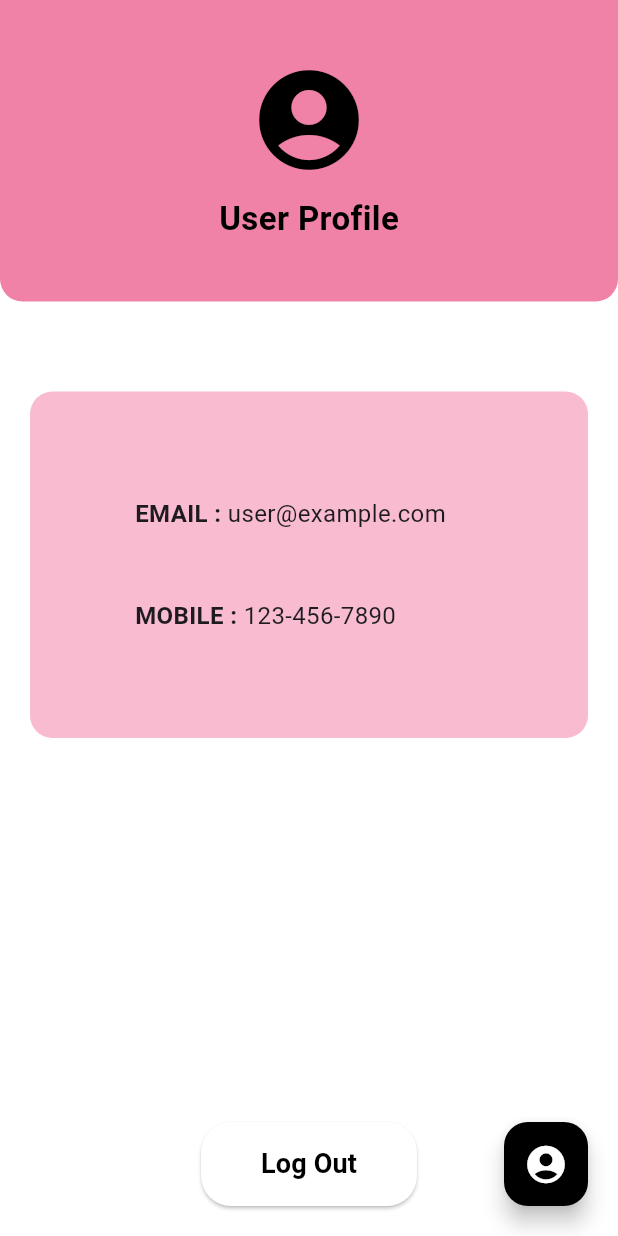
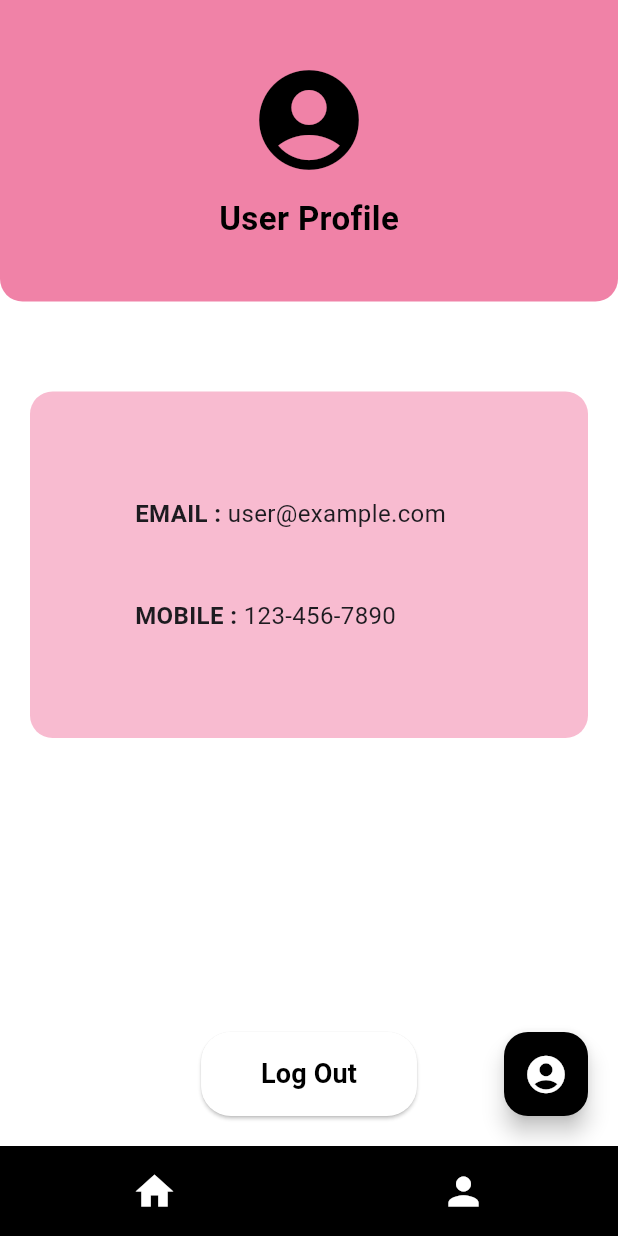
Before and after one commit to Achira020811/Lumistone, a Flutter app: the CommonPage screen opened directly, on a phone screen of 412 x 824 dp. Run offline on Flutter 3.47's test engine with Material 3 defaults, Android fonts, the phone set to English and light mode, and no system bars; our stand-ins replace animate_do, animated_splash_screen.

Commit message:
Added the bottom nav bar to the Profile page

```diff
--- a/lib/Profile.dart
+++ b/lib/Profile.dart
@@ -42,7 +42,8 @@ class CommonPage extends StatelessWidget {
   final String email;
   final String mobile;
 
-  const CommonPage({super.key,
+  const CommonPage({
+    super.key,
     required this.title,
     required this.email,
     required this.mobile,
@@ -63,7 +64,8 @@ class CommonPage extends StatelessWidget {
                   padding: EdgeInsets.symmetric(vertical: 40),
                   decoration: BoxDecoration(
                     color: const Color.fromARGB(255, 240, 130, 167),
-                    borderRadius: BorderRadius.vertical(bottom: Radius.circular(15)),
+                    borderRadius:
+                        BorderRadius.vertical(bottom: Radius.circular(15)),
                   ),
                   child: Column(
                     children: [
@@ -107,9 +109,9 @@ class CommonPage extends StatelessWidget {
                 ElevatedButton(
                   onPressed: () => {
                     Navigator.push(
-                        context,
-                        MaterialPageRoute(builder: (context) =>MyApp1()),
-                      ),
+                      context,
+                      MaterialPageRoute(builder: (context) => MyApp1()),
+                    ),
                   },
                   style: ElevatedButton.styleFrom(
                     backgroundColor: Colors.white,
@@ -138,8 +140,32 @@ class CommonPage extends StatelessWidget {
                 onPressed: () {
                   // Navigate to Profile Screen
                 },
-                child: Icon(Icons.account_circle, size: 30, color: Colors.white),
+                child: Icon(Icons.account_circle,
+                    size: 30, color: const Color.fromARGB(255, 255, 255, 255)),
               ),
+            ),
+          ],
+        ),
+      ),
+      bottomNavigationBar: Container(
+        height: 60,
+        color: const Color.fromARGB(255, 0, 0, 0),
+        child: Row(
+          mainAxisAlignment: MainAxisAlignment.spaceAround,
+          children: [
+            IconButton(
+              icon: const Icon(Icons.home, size: 30, color: Colors.white),
+              onPressed: () {
+                // Navigate to home
+                print('Navigate to home');
+              },
+            ),
+            IconButton(
+              icon: const Icon(Icons.person, size: 30, color: Colors.white),
+              onPressed: () {
+                // Navigate to profile
+                print('Navigate to profile');
+              },
             ),
           ],
         ),
@@ -167,7 +193,8 @@ class CommonPage extends StatelessWidget {
 Future<User> fetchUserData() async {
   // Replace this with your actual database fetching logic
   await Future.delayed(Duration(seconds: 2)); // Simulate network delay
-  return User(name: "JOHN SMITH", email: "ABC123@gmail.com", mobile: "+94xxxxxxxxxx");
+  return User(
+      name: "JOHN SMITH", email: "ABC123@gmail.com", mobile: "+94xxxxxxxxxx");
 }
 
 class User {
```
